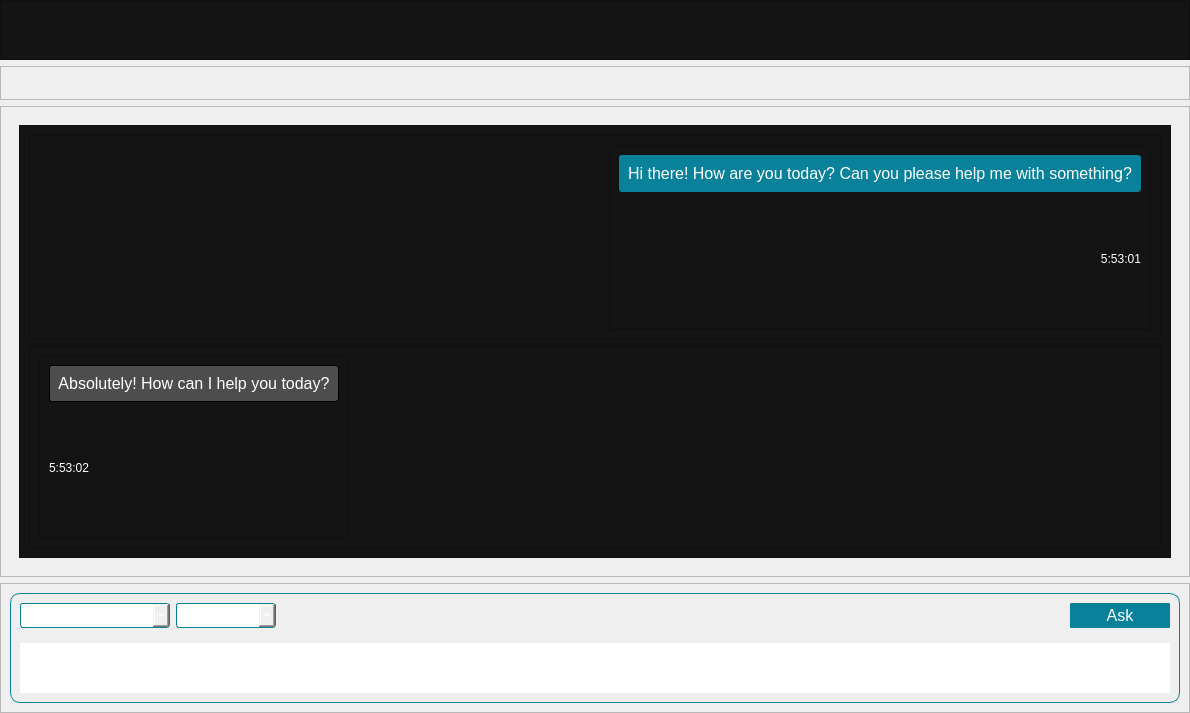
Before: the Qt Designer form interface/form.ui in amd/gaia, drawn with Qt 5.
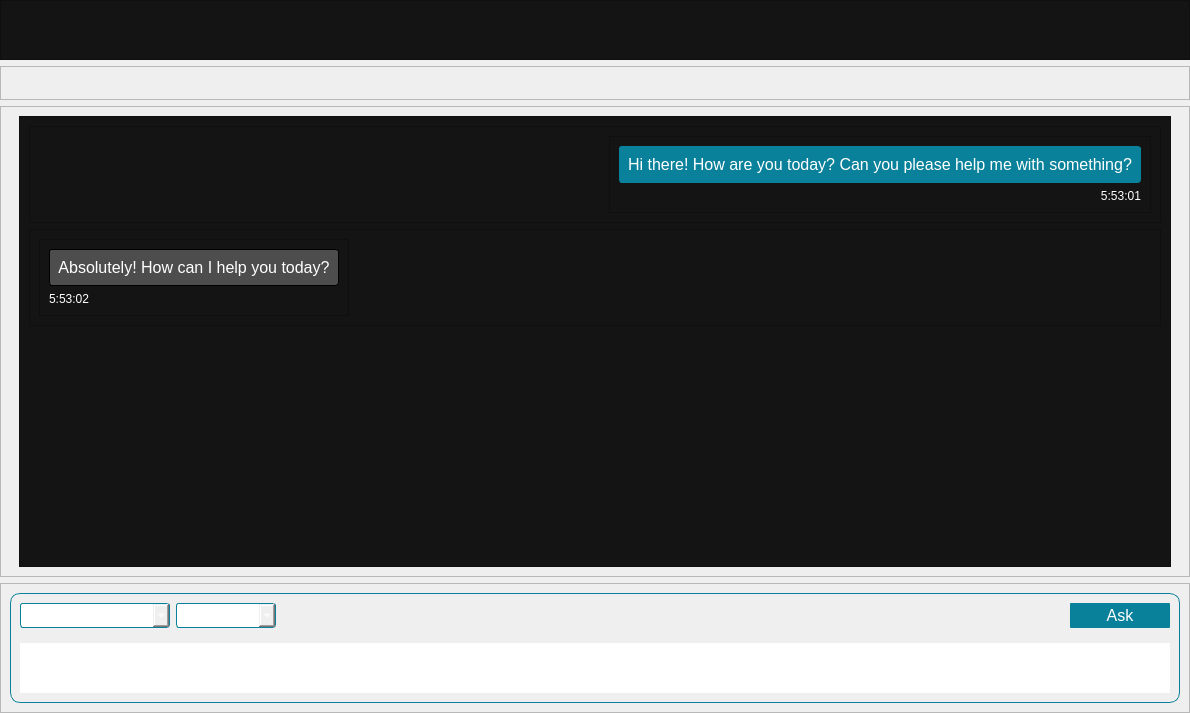
After: the same form once the commit is applied. Icons and pictures are not drawn.

Commit message: Better looking scroll bar

Diff of the .ui file:
```diff
--- a/interface/form.ui
+++ b/interface/form.ui
@@ -163,6 +163,29 @@
      <layout class="QVBoxLayout" name="verticalLayout_5">
       <item>
        <widget class="QScrollArea" name="scrollArea">
+        <property name="styleSheet">
+         <string notr="true">QScrollBar:vertical {
+            border: none;
+            background: #000000;
+            width: 5px;
+            margin: 0px 0px 0px 0px;
+        }
+        QScrollBar::handle:vertical {
+            background: #555;
+            min-height: 20px;
+            border-radius: 2px;
+        }
+        QScrollBar::handle:vertical:hover {
+            background: #0A819A;
+        }
+        QScrollBar::add-line:vertical, QScrollBar::sub-line:vertical {
+            border: none;
+            background: none;
+        }
+        QScrollBar::add-page:vertical, QScrollBar::sub-page:vertical {
+            background: none;
+        }</string>
+        </property>
         <property name="frameShape">
          <enum>QFrame::NoFrame</enum>
         </property>
@@ -179,6 +202,12 @@
           </rect>
          </property>
          <layout class="QVBoxLayout" name="verticalLayout_6">
+          <property name="topMargin">
+           <number>0</number>
+          </property>
+          <property name="bottomMargin">
+           <number>0</number>
+          </property>
           <item>
            <widget class="QFrame" name="board">
             <property name="enabled">
@@ -344,6 +373,19 @@
                </layout>
               </widget>
              </item>
+             <item>
+              <spacer name="verticalSpacer">
+               <property name="orientation">
+                <enum>Qt::Vertical</enum>
+               </property>
+               <property name="sizeHint" stdset="0">
+                <size>
+                 <width>20</width>
+                 <height>40</height>
+                </size>
+               </property>
+              </spacer>
+             </item>
             </layout>
            </widget>
           </item>
```
The commit also changes 1 other file.
